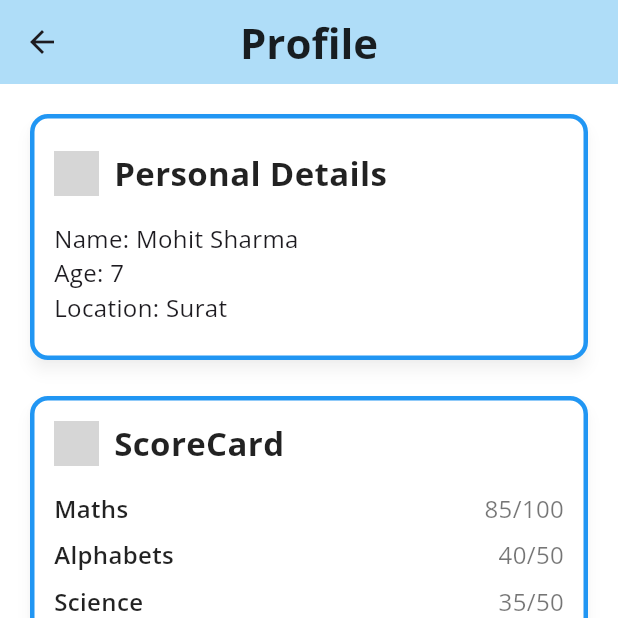
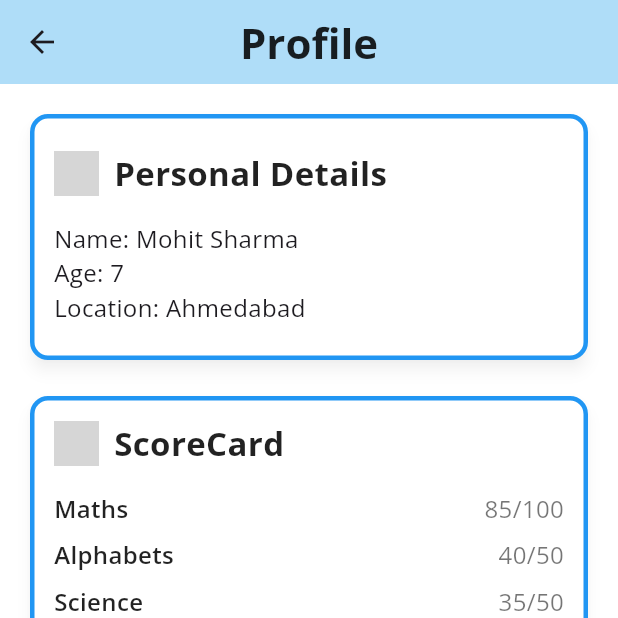
Before and after one commit to pankaj72823/Nishabd-Vaani, a Flutter app: the ProfileScreen screen opened directly, on a phone screen of 412 x 824 dp, the top half of it. Run offline on Flutter 3.47's test engine with Material 3 defaults, Android fonts, the light colour scheme and no system bars; our stand-ins replace camera, flutter_riverpod, google_fonts; grey boxes are pictures that could not be loaded.

Commit message:
Profile Screen minor

```diff
--- a/lib/Screens/profile_screen.dart
+++ b/lib/Screens/profile_screen.dart
@@ -70,7 +70,7 @@ class ProfileScreen extends StatelessWidget {
                       style: GoogleFonts.openSans(fontSize: 16),
                     ),
                     Text(
-                      'Location: Surat',
+                      'Location: Ahmedabad',
                       style: GoogleFonts.openSans(fontSize: 16),
                     ),
                   ],
```
